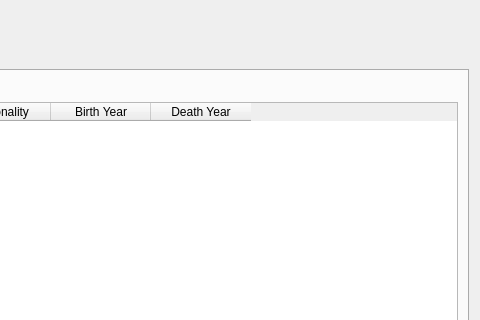
Kristian15/VLN1-Hopur32, file VLN1-H32/mainwindow.ui: the form before one commit; both pictures show x 405 to 885 and y 0 to 320 of the 885 by 613 pixel window.
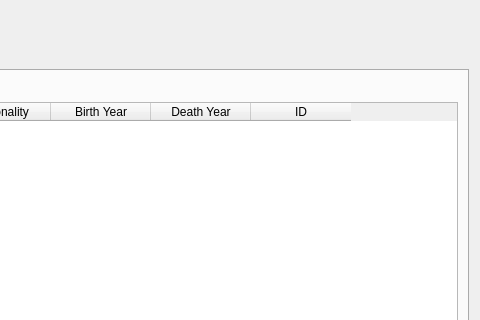
The form after the commit. Icons and pictures are not drawn.

The edit to the form file:
```diff
--- a/VLN1-H32/mainwindow.ui
+++ b/VLN1-H32/mainwindow.ui
@@ -304,6 +304,30 @@
          </item>
          <item>
           <widget class="QTableWidget" name="table_scientists">
+           <property name="sizePolicy">
+            <sizepolicy hsizetype="Expanding" vsizetype="Expanding">
+             <horstretch>0</horstretch>
+             <verstretch>0</verstretch>
+            </sizepolicy>
+           </property>
+           <property name="editTriggers">
+            <set>QAbstractItemView::NoEditTriggers</set>
+           </property>
+           <property name="alternatingRowColors">
+            <bool>true</bool>
+           </property>
+           <property name="selectionMode">
+            <enum>QAbstractItemView::SingleSelection</enum>
+           </property>
+           <property name="selectionBehavior">
+            <enum>QAbstractItemView::SelectRows</enum>
+           </property>
+           <property name="sortingEnabled">
+            <bool>true</bool>
+           </property>
+           <property name="cornerButtonEnabled">
+            <bool>false</bool>
+           </property>
            <column>
             <property name="text">
              <string>Name</string>
@@ -329,6 +353,11 @@
              <string>Death Year</string>
             </property>
            </column>
+           <column>
+            <property name="text">
+             <string>ID</string>
+            </property>
+           </column>
           </widget>
          </item>
         </layout>
```
Left out of the diff: 9 changed lines with no effect on the pictures.
